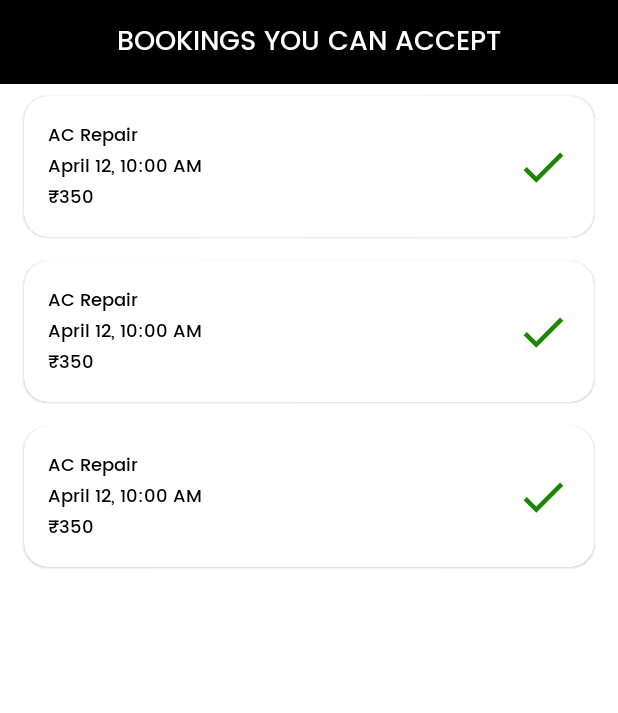
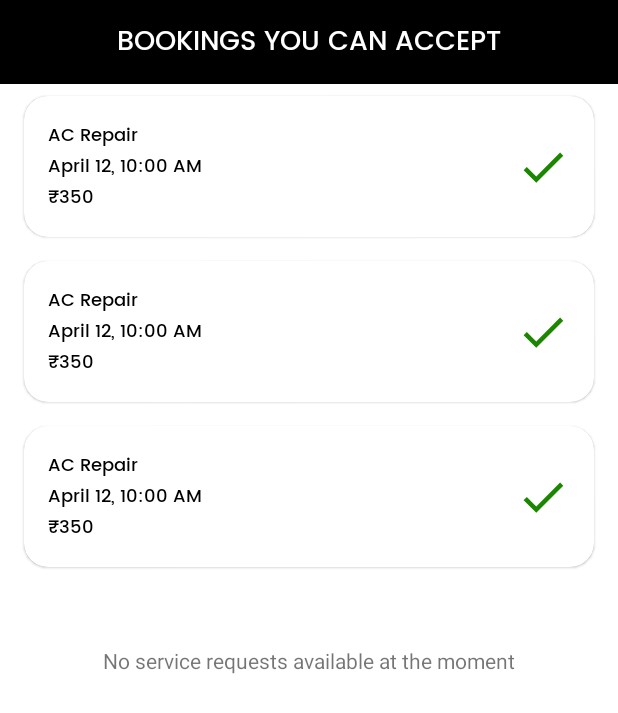
Before and after one commit to vineeth-vk11/BookKaroVendor, an Android app: the layout fragment_available_bookings.xml on its own in the app's theme, with its tools: preview values and no code run, on a phone screen of 412 x 824 dp. Shown: the top 713 px of the screen. Run offline under Robolectric (Android 15) with nearby library versions, the phone set to English and light mode, and no system bars.

```diff
--- a/app/src/main/java/com/example/bookkarovendor/ui/BookingsAdapter.kt
+++ b/app/src/main/java/com/example/bookkarovendor/ui/BookingsAdapter.kt
@@ -2,6 +2,7 @@ package com.example.bookkarovendor.ui
 
 import android.app.Application
 import android.content.Context
+import android.util.Log
 import android.view.LayoutInflater
 import android.view.View
 import android.view.ViewGroup
@@ -39,7 +40,7 @@ class AcceptBookingsAdapter(
     private val application: Application
 ) : RecyclerView.Adapter<AcceptBookingViewHolder>() {
 
-    val firestoreRepository = FirestoreRepository(application)
+    private val firestoreRepository = FirestoreRepository(application)
 
     override fun onCreateViewHolder(parent: ViewGroup, viewType: Int): AcceptBookingViewHolder {
         return AcceptBookingViewHolder(
@@ -61,7 +62,7 @@ class AcceptBookingsAdapter(
         holder.servicePriceText.text = priceText
         holder.acceptService.setOnClickListener {
             firestoreRepository.acceptBooking(booking.docID)
-            notifyItemRemoved(position)
+            Log.d("AcceptBookingsAdapter", "Accepted booking")
         }
     }
 }
--- a/app/src/main/res/layout/fragment_all_bookings.xml
+++ b/app/src/main/res/layout/fragment_available_bookings.xml
@@ -6,6 +6,16 @@
     <androidx.constraintlayout.widget.ConstraintLayout
         android:layout_width="match_parent"
         android:layout_height="match_parent">
+
+        <TextView
+            android:id="@+id/no_bookings_text"
+            android:layout_width="wrap_content"
+            android:layout_height="wrap_content"
+            android:text="@string/no_orders"
+            app:layout_constraintBottom_toBottomOf="parent"
+            app:layout_constraintEnd_toEndOf="parent"
+            app:layout_constraintStart_toStartOf="parent"
+            app:layout_constraintTop_toBottomOf="@+id/bookings_header_text" />
 
         <TextView
             android:id="@+id/bookings_header_text"
@@ -27,5 +37,6 @@
             app:layout_constraintTop_toBottomOf="@+id/bookings_header_text"
             tools:listitem="@layout/list_item_accept_booking" />
 
+
     </androidx.constraintlayout.widget.ConstraintLayout>
 </layout>
--- a/app/src/main/res/navigation/mobile_navigation.xml
+++ b/app/src/main/res/navigation/mobile_navigation.xml
@@ -13,9 +13,9 @@
 
     <fragment
         android:id="@+id/navigation_all_bookings"
-        android:name="com.example.bookkarovendor.ui.AllBookingsFragment"
+        android:name="com.example.bookkarovendor.ui.AvailableBookingsFragment"
         android:label="@string/title_all"
-        tools:layout="@layout/fragment_all_bookings" />
+        tools:layout="@layout/fragment_available_bookings" />
 
     <fragment
         android:id="@+id/navigation_profile"
--- a/app/src/main/res/values/strings.xml
+++ b/app/src/main/res/values/strings.xml
@@ -32,6 +32,8 @@
     <string name="firestore_collection_order_data_field_user_id" translatable="false">userId</string>
     <string name="bookings_you_can_accept">Bookings you can accept</string>
     <string name="accepted_bookings">Accepted bookings</string>
+    <string name="no_orders">No service requests available at the moment</string>
+    <string name="no_services_accepted">You haven\'t accepted any service requests</string>
     <!--END: Firebase Firestore values-->
 
 </resources>
```
Also changed, not shown: app/src/main/java/com/example/bookkarovendor/ui/AcceptedBookingsFragment.kt (+15 -0 lines), app/src/main/java/com/example/bookkarovendor/ui/AvailableBookingsFragment.kt (renamed from app/src/main/java/com/example/bookkarovendor/ui/AllBookingsFragment.kt, +24 -4 lines), app/src/main/java/com/example/bookkarovendor/ui/BookingsViewModel.kt (+20 -1 lines), app/src/main/res/layout/fragment_accepted.xml (+10 -0 lines).
